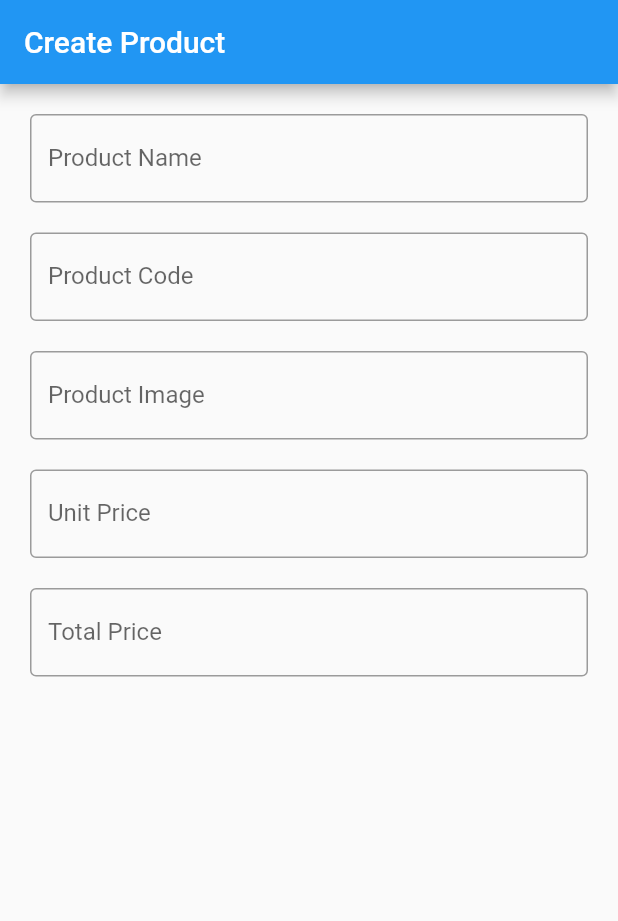
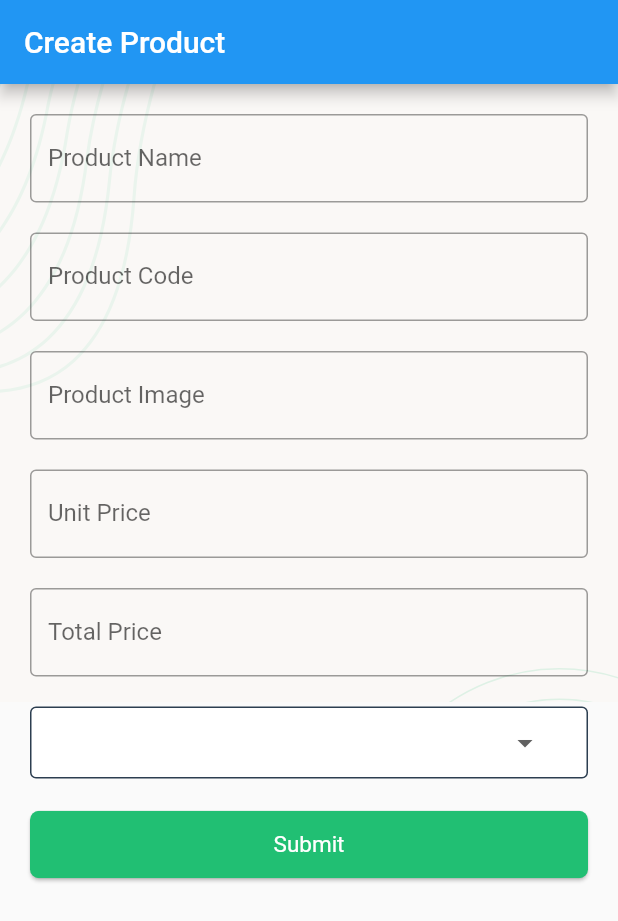
Before and after one commit to IsratAra17/crud_restapi, a Flutter app: the screen it shows after launch, on a phone screen of 412 x 824 dp. Shown: the top 921 px of the screen. Run offline on Flutter 3.47's test engine with Material 2 defaults, Android fonts, the phone set to English and light mode, and no system bars; our stand-ins replace flutter_svg.

Commit message:
DropdownButton Error solved

```diff
--- a/lib/Screen/productCreateScreen.dart
+++ b/lib/Screen/productCreateScreen.dart
@@ -1,3 +1,4 @@
+
 import 'package:crud_restapi/Style/style.dart';
 import 'package:flutter/cupertino.dart';
 import 'package:flutter/material.dart';
@@ -17,6 +18,7 @@ class _ProductCreateScreenState extends State<ProductCreateScreen> {
         title: Text("Create Product "),),
         body:Stack(
           children: [
+            ScreenBackground(context),
             Container(
               child: SingleChildScrollView(
                 padding: EdgeInsets.all(20),
@@ -29,7 +31,43 @@ class _ProductCreateScreenState extends State<ProductCreateScreen> {
                   SizedBox(height: 20),
                   TextField(onChanged: (value){},decoration: AppInputDecoration("Unit Price"),),
                   SizedBox(height: 20),
-                  TextField(onChanged: (value){},decoration: AppInputDecoration("Total Price"),)
+                  TextField(onChanged: (value){},decoration: AppInputDecoration("Total Price"),),
+                  SizedBox(height: 20),
+
+                  // AppDropDownStyle(
+                  //     DropdownButton(
+                  //       value:" " ,
+                  //       items:[
+                  //         DropdownMenuItem(child: Text('Select Qt'),value: "",),
+                  //         DropdownMenuItem(child: Text('1 pcs'),value: "1 pcs",),
+                  //         DropdownMenuItem(child: Text('2 pcs'),value: '2 pcs',),
+                  //         DropdownMenuItem(child: Text('3 pcs'),value: '3 pcs',),
+                  //         DropdownMenuItem(child: Text('4 pcs'),value: '4 pcs',),
+                  //       ],
+                  //       onChanged: (value){
+                  //
+                  //       },
+                  //       underline: Container(),
+                  //       isExpanded: true,
+                  //     )
+                  // ),
+AppDropDownStyle(
+                  DropdownButton(items: [
+                    DropdownMenuItem(child: Text('Select Qt'),value: "",),
+                           DropdownMenuItem(child: Text('1 pcs'),value: "1 pcs",),
+                            DropdownMenuItem(child: Text('2 pcs'),value: '2 pcs',),
+                             DropdownMenuItem(child: Text('3 pcs'),value: '3 pcs',),
+                             DropdownMenuItem(child: Text('4 pcs'),value: '4 pcs',),
+                  ], onChanged: (value){},
+                  underline: Container(),
+                    isExpanded: true,
+
+                  ),),
+                  SizedBox(height: 20),
+Container(child: ElevatedButton(style: AppButtonStyle(),
+  onPressed: (){}, child: SuccessButtonChild("Submit"),
+),)
+
                 ],),
               )
             )
--- a/lib/Style/style.dart
+++ b/lib/Style/style.dart
@@ -1,11 +1,25 @@
 import 'package:flutter/animation.dart';
+import 'package:flutter/cupertino.dart';
 import 'package:flutter/material.dart';
+import 'package:flutter_svg/flutter_svg.dart';
 
 const colorRed=Color.fromRGBO (231, 28, 36, 1);
 const colorGreen=Color.fromRGBO(33, 191, 115, 1);
 const colorWhite=Color.fromRGBO(255, 255, 255, 1);
 const colorDarkBlue=Color.fromRGBO(44, 62, 80, 1);
 
+SvgPicture ScreenBackground(context)
+{
+  return SvgPicture.asset(
+    'assets/images/screen-back.svg',
+    alignment:Alignment.center ,
+    width:MediaQuery.of(context).size.width ,
+    height:MediaQuery.of(context).size.width ,
+    fit: BoxFit.cover,
+
+
+  );
+}
 InputDecoration AppInputDecoration(label){
   return InputDecoration(
     focusedBorder: const OutlineInputBorder(
@@ -16,3 +30,49 @@ border: OutlineInputBorder(),
 
   );
 }
+ DecoratedBox AppDropDownStyle(child)
+ {
+   return DecoratedBox(
+    decoration: BoxDecoration(
+      color: colorWhite,
+      border:Border.all(color:colorDarkBlue,width: 1),
+      borderRadius: BorderRadius.circular(4),
+    ),
+     child:Padding(
+       padding: EdgeInsets.only(left: 30,right: 30),
+       child: child,
+
+     ),
+
+
+   );
+ }
+
+
+
+ButtonStyle AppButtonStyle(){
+  return ElevatedButton.styleFrom(
+      elevation: 1,
+      padding: EdgeInsets.all(0),
+      backgroundColor: Colors.transparent,
+      shape: RoundedRectangleBorder(borderRadius: BorderRadius.circular(6))
+  );
+}
+
+
+Ink SuccessButtonChild(ButtonText){
+  return Ink(
+    decoration: BoxDecoration(
+      color: colorGreen,
+      borderRadius: BorderRadius.circular(6),
+    ),
+    child: Container(
+      height: 45,
+      alignment: Alignment.center,
+      child: Text(ButtonText,style: TextStyle(
+          fontWeight: FontWeight.w400,
+          fontSize: 15
+      ),),
+    ),
+  );
+}
--- a/pubspec.yaml
+++ b/pubspec.yaml
@@ -61,6 +61,8 @@ flutter:
   # included with your application, so that you can use the icons in
   # the material Icons class.
   uses-material-design: true
+  assets:
+    - assets/images/
 
   # To add assets to your application, add an assets section, like this:
   # assets:
```
Also changed, not shown: assets/images/screen-back.svg (renamed from lib/assets/images/screen-back.svg).
